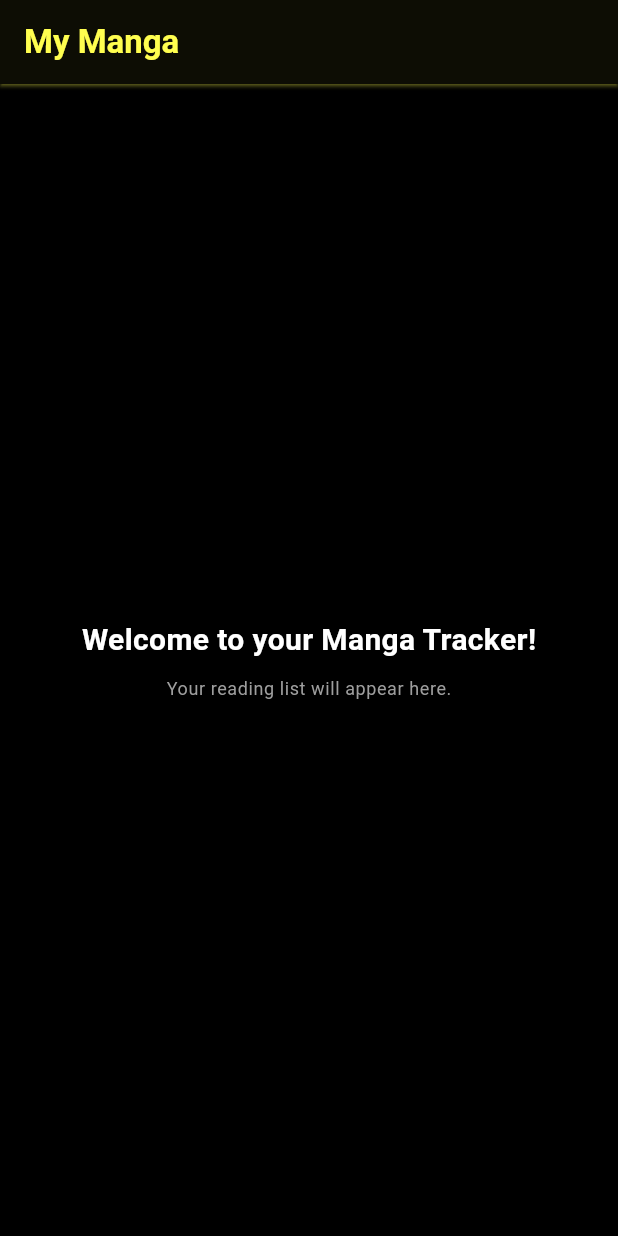
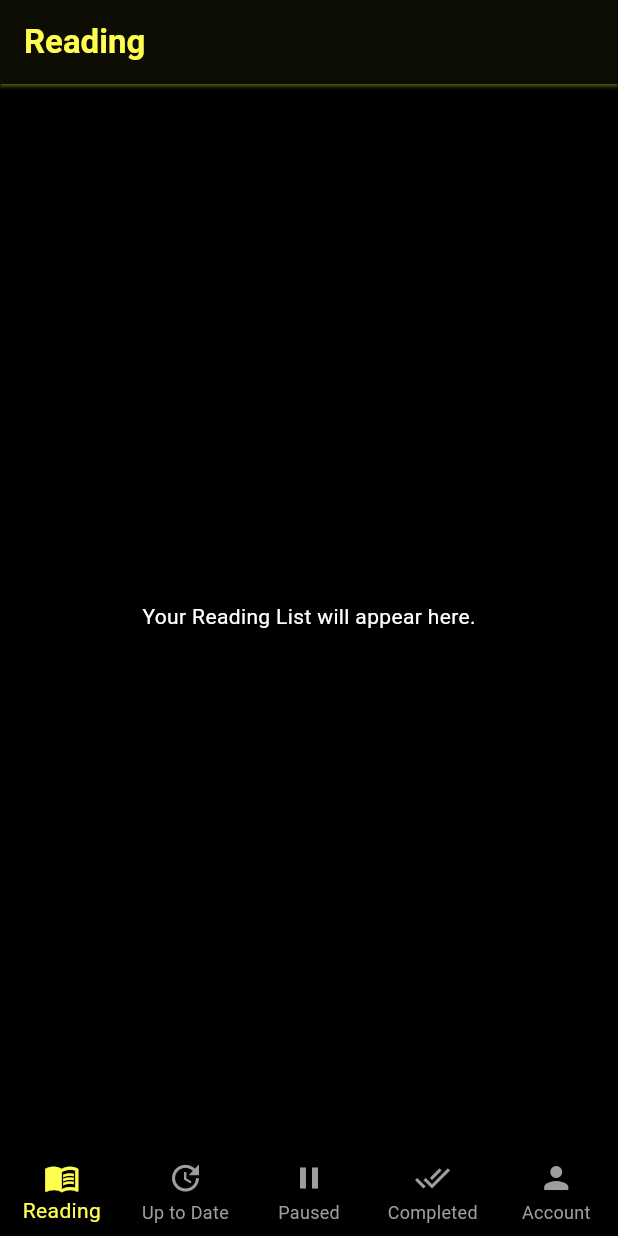
Before and after one commit to LucasSimoesSilva/manga-tracker, a Flutter app: the screen it shows after launch, on a phone screen of 412 x 824 dp. Run offline on Flutter 3.47's test engine with Material 3 defaults, Android fonts, the phone set to English and light mode, and no system bars.

Commit message:
feat(navigation): add bottom navigation bar and placeholder screens

```diff
--- a/lib/main.dart
+++ b/lib/main.dart
@@ -16,12 +16,12 @@ class MyMangaApp extends StatelessWidget {
       debugShowCheckedModeBanner: false,
       theme: ThemeData(
         brightness: Brightness.dark,
-        scaffoldBackgroundColor: Colors.black, // Dark background
+        scaffoldBackgroundColor: Colors.black,
         primaryColor: accentYellow,
         colorScheme: const ColorScheme.dark(
           primary: accentYellow,
           secondary: accentYellow,
-          surface: Colors.black, // Background of cards, dialogs, etc
+          surface: Colors.black,
         ),
         appBarTheme: const AppBarTheme(
           backgroundColor: Colors.black,
@@ -30,9 +30,9 @@ class MyMangaApp extends StatelessWidget {
           shadowColor: accentYellow,
         ),
         textTheme: const TextTheme(
-          bodyLarge: TextStyle(color: Colors.white, fontSize: 16), // Main text
-          bodyMedium: TextStyle(color: Colors.white, fontSize: 14), // Standard text
-          bodySmall: TextStyle(color: Colors.grey, fontSize: 12), // Less prominent text
+          bodyLarge: TextStyle(color: Colors.white, fontSize: 16),
+          bodyMedium: TextStyle(color: Colors.white, fontSize: 14),
+          bodySmall: TextStyle(color: Colors.grey, fontSize: 12),
         ),
         useMaterial3: true,
       ),
@@ -41,37 +41,108 @@ class MyMangaApp extends StatelessWidget {
   }
 }
 
-class MainScreen extends StatelessWidget {
+class MainScreen extends StatefulWidget {
   const MainScreen({super.key});
+
+  @override
+  State<MainScreen> createState() => _MainScreenState();
+}
+
+class _MainScreenState extends State<MainScreen> {
+  int _selectedIndex = 0;
+
+  final List<String> _titles = [
+    'Reading',
+    'Up to Date',
+    'Paused',
+    'Completed',
+    'Account',
+  ];
+
+  final List<Widget> _screens = [
+    const ReadingScreen(),
+    const UpToDateScreen(),
+    const PausedScreen(),
+    const CompletedScreen(),
+    const AccountScreen(),
+  ];
+
+  void _onItemTapped(int index) {
+    setState(() {
+      _selectedIndex = index;
+    });
+  }
 
   @override
   Widget build(BuildContext context) {
     return Scaffold(
       appBar: AppBar(
-        title: const Text(
-          'My Manga',
-          style: TextStyle(fontWeight: FontWeight.bold),
+        title: Text(
+          _titles[_selectedIndex],
+          style: const TextStyle(fontWeight: FontWeight.bold),
         ),
       ),
-      body: Center(
-        child: Column(
-          mainAxisAlignment: MainAxisAlignment.center,
-          children: [
-            const Text(
-              'Welcome to your Manga Tracker!',
-              style: TextStyle(
-                fontSize: 20,
-                fontWeight: FontWeight.bold,
-              ),
-            ),
-            const SizedBox(height: 10), // Spacing
-            Text(
-              'Your reading list will appear here.',
-              style: Theme.of(context).textTheme.bodySmall, // Using the grey text
-            ),
-          ],
-        ),
+      body: _screens[_selectedIndex],
+      bottomNavigationBar: BottomNavigationBar(
+        type: BottomNavigationBarType.fixed,
+        backgroundColor: Colors.black,
+        selectedItemColor: Theme.of(context).primaryColor,
+        unselectedItemColor: Colors.grey,
+        currentIndex: _selectedIndex,
+        onTap: _onItemTapped,
+        items: const [
+          BottomNavigationBarItem(icon: Icon(Icons.menu_book), label: 'Reading'),
+          BottomNavigationBarItem(icon: Icon(Icons.update), label: 'Up to Date'),
+          BottomNavigationBarItem(icon: Icon(Icons.pause), label: 'Paused'),
+          BottomNavigationBarItem(icon: Icon(Icons.done_all), label: 'Completed'),
+          BottomNavigationBarItem(icon: Icon(Icons.person), label: 'Account'),
+        ],
       ),
     );
   }
 }
+
+class ReadingScreen extends StatelessWidget {
+  const ReadingScreen({super.key});
+
+  @override
+  Widget build(BuildContext context) {
+    return const Center(child: Text('Your Reading List will appear here.'));
+  }
+}
+
+class UpToDateScreen extends StatelessWidget {
+  const UpToDateScreen({super.key});
+
+  @override
+  Widget build(BuildContext context) {
+    return const Center(child: Text('Mangas waiting for new chapters.'));
+  }
+}
+
+class PausedScreen extends StatelessWidget {
+  const PausedScreen({super.key});
+
+  @override
+  Widget build(BuildContext context) {
+    return const Center(child: Text('Paused or Archived mangas.'));
+  }
+}
+
+class CompletedScreen extends StatelessWidget {
+  const CompletedScreen({super.key});
+
+  @override
+  Widget build(BuildContext context) {
+    return const Center(child: Text('Mangas you have finished reading.'));
+  }
+}
+
+class AccountScreen extends StatelessWidget {
+  const AccountScreen({super.key});
+
+  @override
+  Widget build(BuildContext context) {
+    return const Center(child: Text('Account settings and Login.'));
+  }
+}
```
